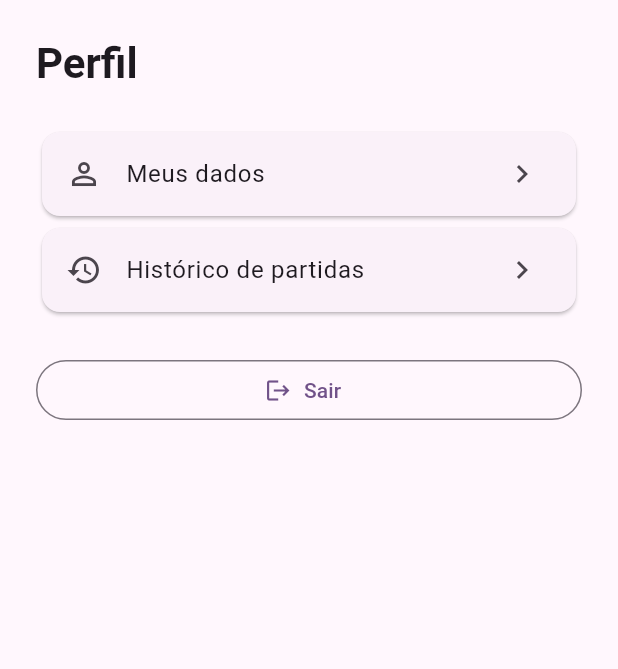
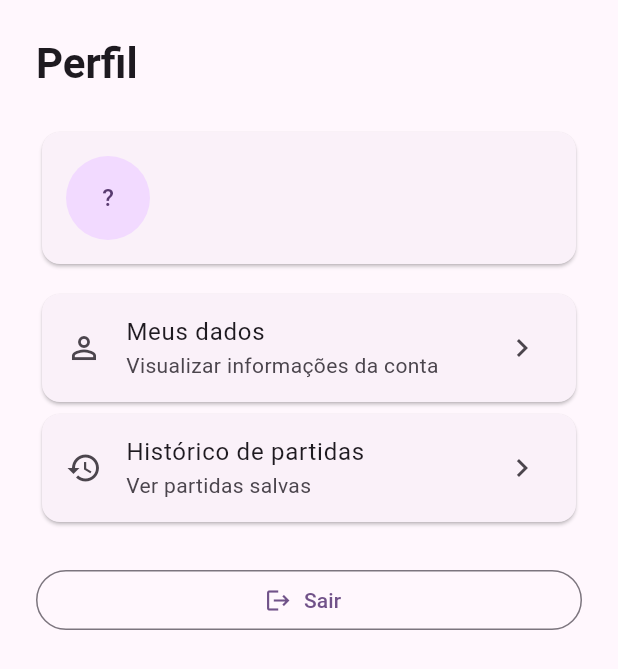
Before and after one commit to chikaelisa/SI700_commander_counter, a Flutter app: the ProfileLoggedInView widget shown alone on an empty page, opened directly with empty values, on a phone screen of 412 x 824 dp. Shown: the top 669 px of the screen. Run offline on Flutter 3.47's test engine with Material 3 defaults, Android fonts, the phone set to English and light mode, and no system bars; our stand-ins replace cloud_firestore, firebase_auth, firebase_core, flutter_bloc, shared_preferences; accounts and stored records are empty.

Commit message:
Show authenticated user profile data

```diff
--- a/lib/features/profile/profile_page.dart
+++ b/lib/features/profile/profile_page.dart
@@ -66,9 +66,12 @@ class _ProfilePageState extends State<ProfilePage> {
         }
 
         if (state is AuthAuthenticated) {
-          return ProfileLoggedInView(onLogout: signOut);
+          return ProfileLoggedInView(
+            userName: state.user.name,
+            userEmail: state.user.email,
+            onLogout: signOut,
+          );
         }
-
         if (isSignUpMode) {
           return SignUpView(onSignUp: signUp, onGoToSignIn: toggleMode);
         }
--- a/lib/features/profile/widgets/profile_logged_in_view.dart
+++ b/lib/features/profile/widgets/profile_logged_in_view.dart
@@ -2,9 +2,16 @@ import 'package:commander_counter/features/history/pages/match_history_page.dart
 import 'package:flutter/material.dart';
 
 class ProfileLoggedInView extends StatelessWidget {
+  final String userName;
+  final String userEmail;
   final VoidCallback onLogout;
 
-  const ProfileLoggedInView({super.key, required this.onLogout});
+  const ProfileLoggedInView({
+    super.key,
+    required this.userName,
+    required this.userEmail,
+    required this.onLogout,
+  });
 
   @override
   Widget build(BuildContext context) {
@@ -20,9 +27,51 @@ class ProfileLoggedInView extends StatelessWidget {
           ),
           const SizedBox(height: 24),
           Card(
+            child: Padding(
+              padding: const EdgeInsets.all(16),
+              child: Row(
+                children: [
+                  CircleAvatar(
+                    radius: 28,
+                    child: Text(
+                      userName.trim().isEmpty
+                          ? '?'
+                          : userName.trim()[0].toUpperCase(),
+                    ),
+                  ),
+                  const SizedBox(width: 16),
+                  Expanded(
+                    child: Column(
+                      crossAxisAlignment: CrossAxisAlignment.start,
+                      children: [
+                        Text(
+                          userName,
+                          style: Theme.of(context).textTheme.titleMedium
+                              ?.copyWith(fontWeight: FontWeight.bold),
+                        ),
+                        const SizedBox(height: 4),
+                        Text(
+                          userEmail,
+                          style: Theme.of(context).textTheme.bodyMedium
+                              ?.copyWith(
+                                color: Theme.of(
+                                  context,
+                                ).colorScheme.onSurfaceVariant,
+                              ),
+                        ),
+                      ],
+                    ),
+                  ),
+                ],
+              ),
+            ),
+          ),
+          const SizedBox(height: 12),
+          Card(
             child: ListTile(
               leading: const Icon(Icons.person_outline),
               title: const Text('Meus dados'),
+              subtitle: const Text('Visualizar informações da conta'),
               trailing: const Icon(Icons.chevron_right),
               onTap: () {},
             ),
@@ -31,6 +80,7 @@ class ProfileLoggedInView extends StatelessWidget {
             child: ListTile(
               leading: const Icon(Icons.history),
               title: const Text('Histórico de partidas'),
+              subtitle: const Text('Ver partidas salvas'),
               trailing: const Icon(Icons.chevron_right),
               onTap: () {
                 Navigator.of(context).push(
```
